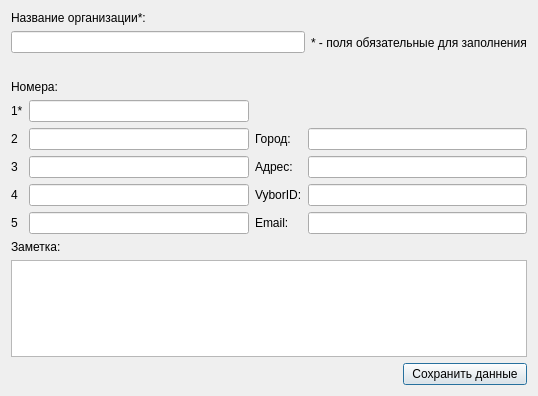
The window that EditOrgContactDialog.ui (okostynchuk/Outcall) describes before a commit, drawn with Qt 5.
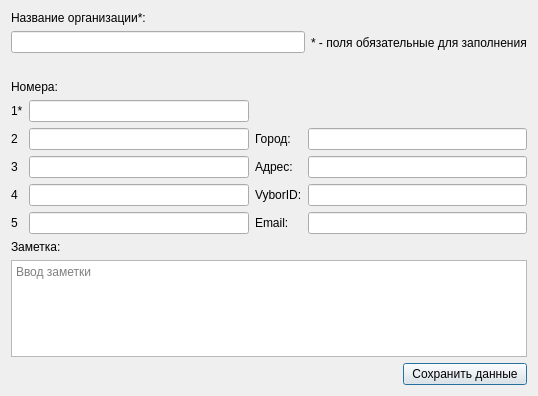
The same window after the commit. Icons and pictures are not drawn.

Patch:
```diff
--- a/EditOrgContactDialog.ui
+++ b/EditOrgContactDialog.ui
@@ -37,6 +37,9 @@
          <property name="tabChangesFocus">
           <bool>true</bool>
          </property>
+         <property name="placeholderText">
+          <string>Ввод заметки</string>
+         </property>
         </widget>
        </item>
        <item row="0" column="0">
```
